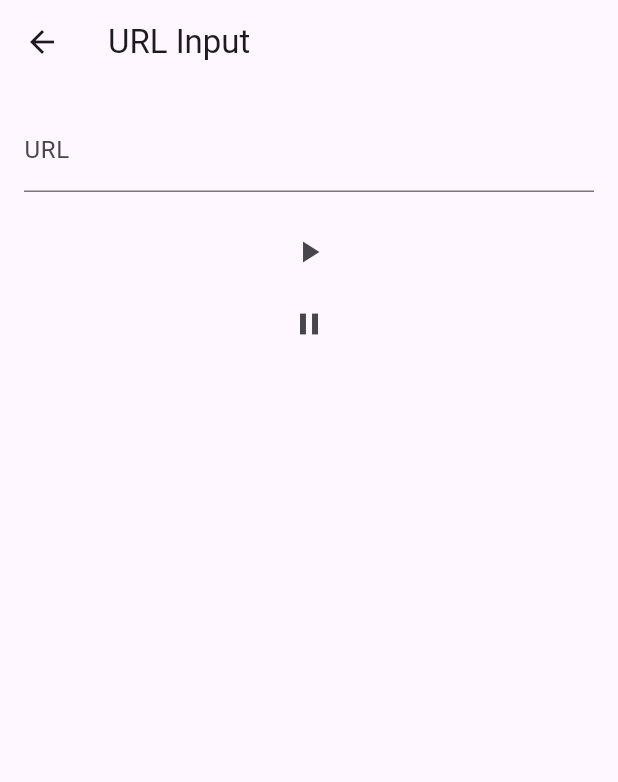
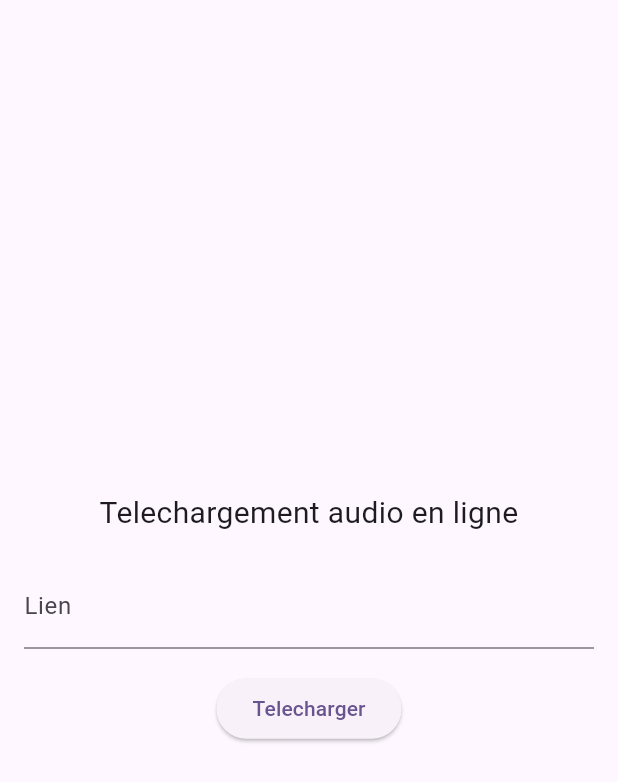
Before and after one commit to anouarmanaa19/musicplayer, a Flutter app: the screen it shows after launch, after a tap on the "link" icon, on a phone screen of 412 x 824 dp. Shown: the top 782 px of the screen. Run offline on Flutter 3.47's test engine with Material 2 defaults, Android fonts, the phone set to English and light mode, and no system bars; our stand-ins replace fluttertoast, just_audio, just_audio_background, on_audio_query; missing offline and left inert: flutter_file_downloader.

Commit message:
Add new feature

```diff
--- a/lib/homepage.dart
+++ b/lib/homepage.dart
@@ -77,7 +77,8 @@ class _HomepageState extends State<Homepage> {
         onPressed: () {
           Navigator.push(
             context,
-            MaterialPageRoute(builder: (context) => UrlScreen()),
+            // ignore: prefer_const_constructors
+            MaterialPageRoute(builder: (context) => PlayfromURL()),
           );
         },
         child: Icon(Icons.link),
--- a/lib/urlplayer.dart
+++ b/lib/urlplayer.dart
@@ -1,56 +1,73 @@
 import 'package:flutter/material.dart';
-import 'package:just_audio/just_audio.dart';
+import 'package:flutter_file_downloader/flutter_file_downloader.dart';
+import 'package:fluttertoast/fluttertoast.dart';
 
-class UrlScreen extends StatefulWidget {
+class PlayfromURL extends StatefulWidget {
+  const PlayfromURL({
+    Key? key,
+  }) : super(key: key);
+
   @override
-  _UrlScreenState createState() => _UrlScreenState();
+  State<PlayfromURL> createState() => _PlayfromURLState();
+
+  static void showToast({required String msg}) {
+    Fluttertoast.showToast(
+      msg: msg,
+      toastLength: Toast.LENGTH_SHORT,
+      gravity: ToastGravity.BOTTOM,
+      backgroundColor: Colors.black54,
+      textColor: Colors.white,
+      fontSize: 16.0,
+    );
+  }
 }
 
-class _UrlScreenState extends State<UrlScreen> {
-  final AudioPlayer _player = AudioPlayer();
-  TextEditingController _urlController = TextEditingController();
-
-  @override
-  void dispose() {
-    _player.dispose();
-    _urlController.dispose();
-    super.dispose();
-  }
-
-  void _submitUrl() async {
-    String url = _urlController.text;
-    await _player.setUrl(url);
-    await _player.play();
-  }
+class _PlayfromURLState extends State<PlayfromURL> {
+  TextEditingController url = TextEditingController();
+  double? _progress;
 
   @override
   Widget build(BuildContext context) {
     return Scaffold(
-      appBar: AppBar(
-        title: Text('URL Input'),
-      ),
       body: Padding(
-        padding: const EdgeInsets.all(16.0),
+        padding: const EdgeInsets.all(16),
         child: Column(
-          crossAxisAlignment: CrossAxisAlignment.stretch,
+          mainAxisAlignment: MainAxisAlignment.center,
           children: [
+            const Text(
+              'Telechargement audio en ligne',
+              style: TextStyle(
+                fontSize: 20,
+              ),
+              textAlign: TextAlign.center,
+            ),
+            const SizedBox(
+              height: 20,
+            ),
             TextField(
-              controller: _urlController,
-              decoration: InputDecoration(
-                labelText: 'URL',
-              ),
+              controller: url,
+              decoration: const InputDecoration(label: Text('Lien')),
             ),
-            SizedBox(height: 16.0),
-            IconButton(
-              icon: Icon(Icons.play_arrow),
-              onPressed: _submitUrl,
-            ),
-            IconButton(
-              icon: Icon(Icons.pause),
-              onPressed: () async {
-                _player.pause();
-              },
-            ),
+            const SizedBox(height: 16),
+            _progress != null
+                ? const CircularProgressIndicator()
+                : ElevatedButton(
+                    onPressed: () {
+                      FileDownloader.downloadFile(
+                          url: url.text.trim(),
+                          onProgress: (name, progress) {
+                            setState(() {
+                              _progress = progress;
+                            });
+                          },
+                          onDownloadCompleted: (value) {
+                            PlayfromURL.showToast(msg: value);
+                            setState(() {
+                              _progress = null;
+                            });
+                          });
+                    },
+                    child: const Text('Telecharger')),
           ],
         ),
       ),
--- a/pubspec.yaml
+++ b/pubspec.yaml
@@ -44,6 +44,8 @@ dependencies:
   just_audio: ^0.9.33
   flutter_local_notifications: ^14.1.0
   just_audio_background: ^0.0.1-beta.10
+  flutter_file_downloader: ^1.1.2
+  fluttertoast: ^8.2.1
 
 dev_dependencies:
   flutter_test:
```
Also changed, not shown: pubspec.lock.
